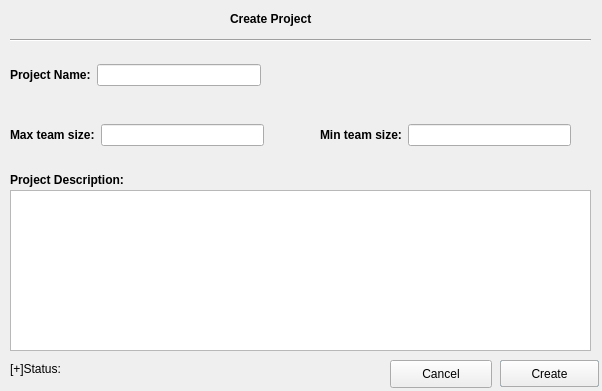
This is D1/createprojectview.ui in GuelorEmanuel/Team-Tech-Support as Qt 5 draws it before an edit. The edited form follows.
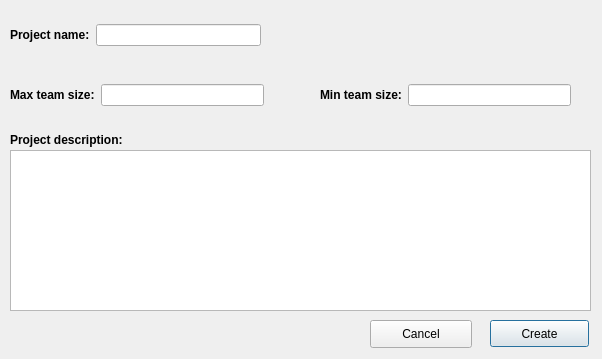
This is the edited form.

Diff of the .ui file:
```diff
--- a/D1/createprojectview.ui
+++ b/D1/createprojectview.ui
@@ -7,62 +7,17 @@
     <x>0</x>
     <y>0</y>
     <width>602</width>
-    <height>391</height>
+    <height>359</height>
    </rect>
   </property>
   <property name="windowTitle">
    <string>Dialog</string>
   </property>
-  <widget class="Line" name="line">
-   <property name="geometry">
-    <rect>
-     <x>10</x>
-     <y>30</y>
-     <width>581</width>
-     <height>20</height>
-    </rect>
-   </property>
-   <property name="orientation">
-    <enum>Qt::Horizontal</enum>
-   </property>
-  </widget>
-  <widget class="QLabel" name="dialogTitleLbl">
-   <property name="geometry">
-    <rect>
-     <x>230</x>
-     <y>10</y>
-     <width>101</width>
-     <height>17</height>
-    </rect>
-   </property>
-   <property name="font">
-    <font>
-     <weight>75</weight>
-     <bold>true</bold>
-    </font>
-   </property>
-   <property name="text">
-    <string>Create Project</string>
-   </property>
-  </widget>
-  <widget class="QPushButton" name="updateBtn">
-   <property name="geometry">
-    <rect>
-     <x>500</x>
-     <y>360</y>
-     <width>99</width>
-     <height>27</height>
-    </rect>
-   </property>
-   <property name="text">
-    <string>Update</string>
-   </property>
-  </widget>
   <widget class="QPushButton" name="createBtn">
    <property name="geometry">
     <rect>
-     <x>500</x>
-     <y>360</y>
+     <x>490</x>
+     <y>320</y>
      <width>99</width>
      <height>27</height>
     </rect>
@@ -75,7 +30,7 @@
    <property name="geometry">
     <rect>
      <x>10</x>
-     <y>170</y>
+     <y>130</y>
      <width>171</width>
      <height>20</height>
     </rect>
@@ -87,14 +42,14 @@
     </font>
    </property>
    <property name="text">
-    <string>Project Description:</string>
+    <string>Project description:</string>
    </property>
   </widget>
   <widget class="QPlainTextEdit" name="projectDescriptionLE">
    <property name="geometry">
     <rect>
      <x>10</x>
-     <y>190</y>
+     <y>150</y>
      <width>581</width>
      <height>161</height>
     </rect>
@@ -104,7 +59,7 @@
    <property name="geometry">
     <rect>
      <x>10</x>
-     <y>60</y>
+     <y>20</y>
      <width>251</width>
      <height>30</height>
     </rect>
@@ -119,7 +74,7 @@
        </font>
       </property>
       <property name="text">
-       <string>Project Name:</string>
+       <string>Project name:</string>
       </property>
      </widget>
     </item>
@@ -132,7 +87,7 @@
    <property name="geometry">
     <rect>
      <x>10</x>
-     <y>120</y>
+     <y>80</y>
      <width>254</width>
      <height>30</height>
     </rect>
@@ -160,7 +115,7 @@
    <property name="geometry">
     <rect>
      <x>320</x>
-     <y>120</y>
+     <y>80</y>
      <width>251</width>
      <height>30</height>
     </rect>
@@ -187,8 +142,8 @@
   <widget class="QPushButton" name="cancelButton">
    <property name="geometry">
     <rect>
-     <x>390</x>
-     <y>360</y>
+     <x>370</x>
+     <y>320</y>
      <width>102</width>
      <height>28</height>
     </rect>
@@ -201,13 +156,16 @@
    <property name="geometry">
     <rect>
      <x>10</x>
-     <y>360</y>
+     <y>330</y>
      <width>361</width>
      <height>17</height>
     </rect>
    </property>
    <property name="text">
-    <string>[+]Status:</string>
+    <string/>
+   </property>
+   <property name="wordWrap">
+    <bool>true</bool>
    </property>
   </widget>
   <zorder>layoutWidget</zorder>
```
Left out of the diff: 5 changed lines with no effect on the pictures.
